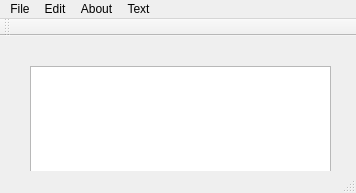
Qt form mainwindow.ui (tanwi-ag/TypeWriter) before a commit.
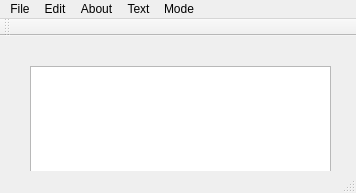
The same form after that commit. Icons and pictures are not drawn.

Patch:
```diff
--- a/mainwindow.ui
+++ b/mainwindow.ui
@@ -67,10 +67,18 @@
     <addaction name="actionSubScript"/>
     <addaction name="actionSuperScript"/>
    </widget>
+   <widget class="QMenu" name="menuTheme">
+    <property name="title">
+     <string>Mode</string>
+    </property>
+    <addaction name="actionDark"/>
+    <addaction name="actionLight"/>
+   </widget>
    <addaction name="menuFile"/>
    <addaction name="menuEdit"/>
    <addaction name="menuAbout_me"/>
    <addaction name="menuText"/>
+   <addaction name="menuTheme"/>
   </widget>
   <widget class="QStatusBar" name="statusbar"/>
   <widget class="QToolBar" name="toolBar_2">
```
Left out of the diff: 10 changed lines with no effect on the pictures.
